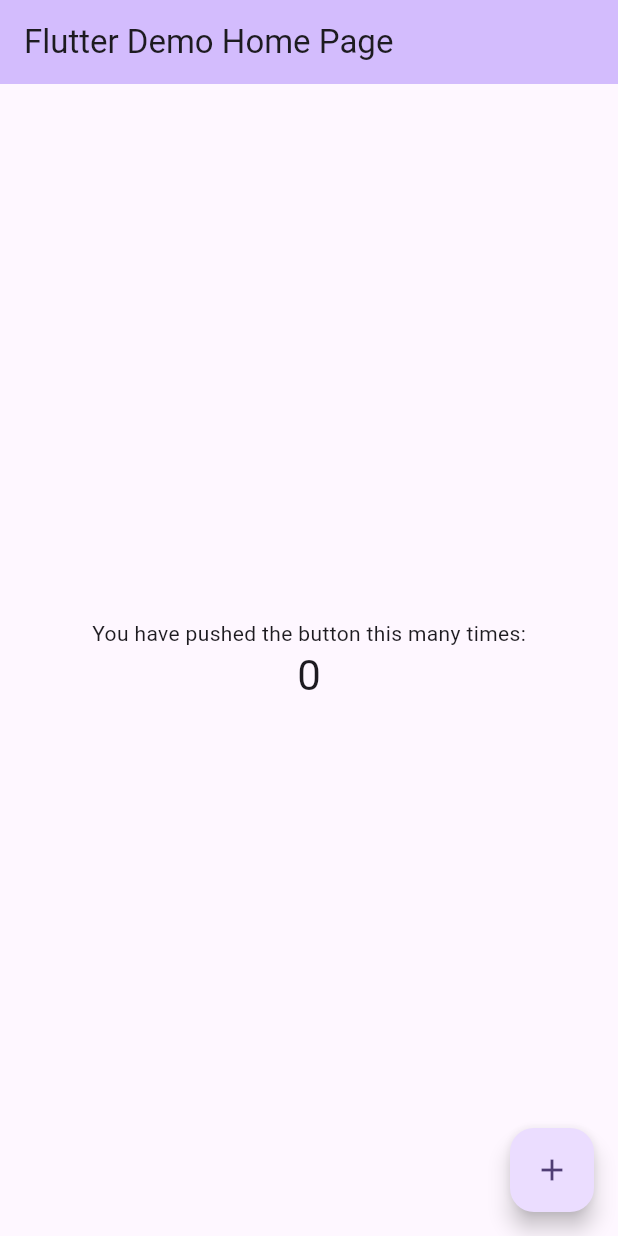
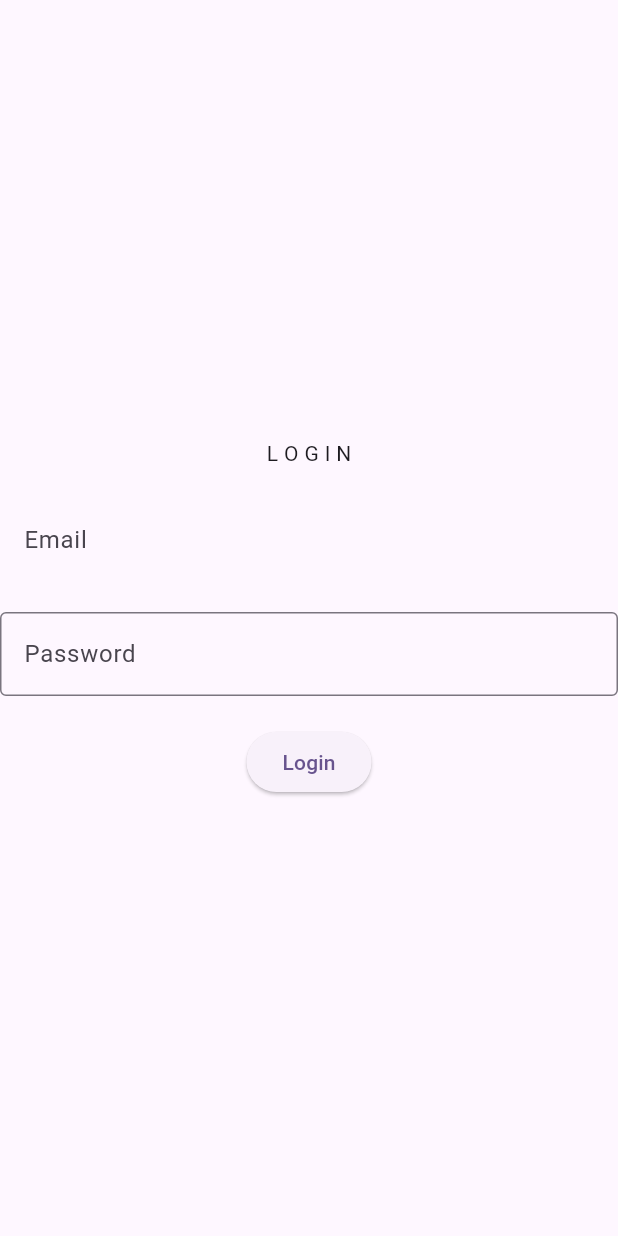
Before and after one commit to Nyi-NyiSoe/sonique-mobile, a Flutter app: the screen it shows after launch, on a phone screen of 412 x 824 dp. Run offline on Flutter 3.47's test engine with Material 3 defaults, Android fonts, the phone set to English and light mode, and no system bars.

Commit message:
feat(theme): added colors and theme

```diff
--- /dev/null
+++ b/lib/Representation/screens/login_page.dart
@@ -0,0 +1,38 @@
+import 'package:flutter/material.dart';
+
+class LoginPage extends StatelessWidget {
+  const LoginPage({super.key});
+
+  @override
+  Widget build(BuildContext context) {
+    return Scaffold(
+      body: SafeArea(
+        child: Column(
+          mainAxisAlignment: MainAxisAlignment.center,
+          crossAxisAlignment: CrossAxisAlignment.center,
+          children: [
+            Text("L O G I N"),
+            SizedBox(height: 20),
+
+            TextFormField(
+              decoration: InputDecoration(
+                labelText: "Email",
+                border: OutlineInputBorder(borderSide: BorderSide.none),
+              ),
+            ),
+            SizedBox(height: 20),
+            TextFormField(
+              decoration: InputDecoration(
+                labelText: "Password",
+                border: OutlineInputBorder(),
+              ),
+            ),
+            SizedBox(height: 20),
+
+            ElevatedButton(onPressed: () {}, child: Text("Login")),
+          ],
+        ),
+      ),
+    );
+  }
+}
--- a/lib/main.dart
+++ b/lib/main.dart
@@ -1,4 +1,5 @@
 import 'package:flutter/material.dart';
+import 'package:sonique/Representation/screens/login_page.dart';
 
 void main() {
   runApp(const MyApp());
@@ -13,110 +14,10 @@ class MyApp extends StatelessWidget {
     return MaterialApp(
       title: 'Flutter Demo',
       theme: ThemeData(
-        // This is the theme of your application.
-        //
-        // TRY THIS: Try running your application with "flutter run". You'll see
-        // the application has a purple toolbar. Then, without quitting the app,
-        // try changing the seedColor in the colorScheme below to Colors.green
-        // and then invoke "hot reload" (save your changes or press the "hot
-        // reload" button in a Flutter-supported IDE, or press "r" if you used
-        // the command line to start the app).
-        //
-        // Notice that the counter didn't reset back to zero; the application
-        // state is not lost during the reload. To reset the state, use hot
-        // restart instead.
-        //
-        // This works for code too, not just values: Most code changes can be
-        // tested with just a hot reload.
+
         colorScheme: ColorScheme.fromSeed(seedColor: Colors.deepPurple),
       ),
-      home: const MyHomePage(title: 'Flutter Demo Home Page'),
+      home: LoginPage(),
     );
   }
 }
-
-class MyHomePage extends StatefulWidget {
-  const MyHomePage({super.key, required this.title});
-
-  // This widget is the home page of your application. It is stateful, meaning
-  // that it has a State object (defined below) that contains fields that affect
-  // how it looks.
-
-  // This class is the configuration for the state. It holds the values (in this
-  // case the title) provided by the parent (in this case the App widget) and
-  // used by the build method of the State. Fields in a Widget subclass are
-  // always marked "final".
-
-  final String title;
-
-  @override
-  State<MyHomePage> createState() => _MyHomePageState();
-}
-
-class _MyHomePageState extends State<MyHomePage> {
-  int _counter = 0;
-
-  void _incrementCounter() {
-    setState(() {
-      // This call to setState tells the Flutter framework that something has
-      // changed in this State, which causes it to rerun the build method below
-      // so that the display can reflect the updated values. If we changed
-      // _counter without calling setState(), then the build method would not be
-      // called again, and so nothing would appear to happen.
-      _counter++;
-    });
-  }
-
-  @override
-  Widget build(BuildContext context) {
-    // This method is rerun every time setState is called, for instance as done
-    // by the _incrementCounter method above.
-    //
-    // The Flutter framework has been optimized to make rerunning build methods
-    // fast, so that you can just rebuild anything that needs updating rather
-    // than having to individually change instances of widgets.
-    return Scaffold(
-      appBar: AppBar(
-        // TRY THIS: Try changing the color here to a specific color (to
-        // Colors.amber, perhaps?) and trigger a hot reload to see the AppBar
-        // change color while the other colors stay the same.
-        backgroundColor: Theme.of(context).colorScheme.inversePrimary,
-        // Here we take the value from the MyHomePage object that was created by
-        // the App.build method, and use it to set our appbar title.
-        title: Text(widget.title),
-      ),
-      body: Center(
-        // Center is a layout widget. It takes a single child and positions it
-        // in the middle of the parent.
-        child: Column(
-          // Column is also a layout widget. It takes a list of children and
-          // arranges them vertically. By default, it sizes itself to fit its
-          // children horizontally, and tries to be as tall as its parent.
-          //
-          // Column has various properties to control how it sizes itself and
-          // how it positions its children. Here we use mainAxisAlignment to
-          // center the children vertically; the main axis here is the vertical
-          // axis because Columns are vertical (the cross axis would be
-          // horizontal).
-          //
-          // TRY THIS: Invoke "debug painting" (choose the "Toggle Debug Paint"
-          // action in the IDE, or press "p" in the console), to see the
-          // wireframe for each widget.
-          mainAxisAlignment: MainAxisAlignment.center,
-          children: <Widget>[
-            const Text('You have pushed the button this many times:'),
-            Text(
-              '$_counter',
-              style: Theme.of(context).textTheme.headlineMedium,
-            ),
-          ],
-        ),
-      ),
-      floatingActionButton: FloatingActionButton(
-        onPressed: _incrementCounter,
-        tooltip: 'Increment',
-        child: const Icon(Icons.add),
-      ), // This trailing comma makes auto-formatting nicer for build methods.
-    );
-  }
-}
```
Also changed, not shown: lib/Representation/screens/home_page.dart (added, +10 -0 lines), lib/core/theme/app_color.dart (added, +17 -0 lines), lib/core/theme/app_theme.dart (added, +137 -0 lines).
